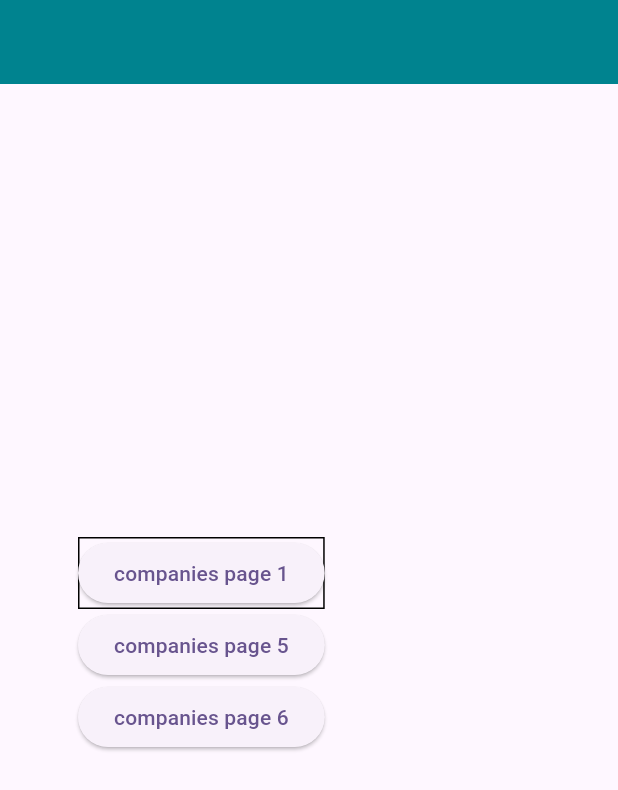
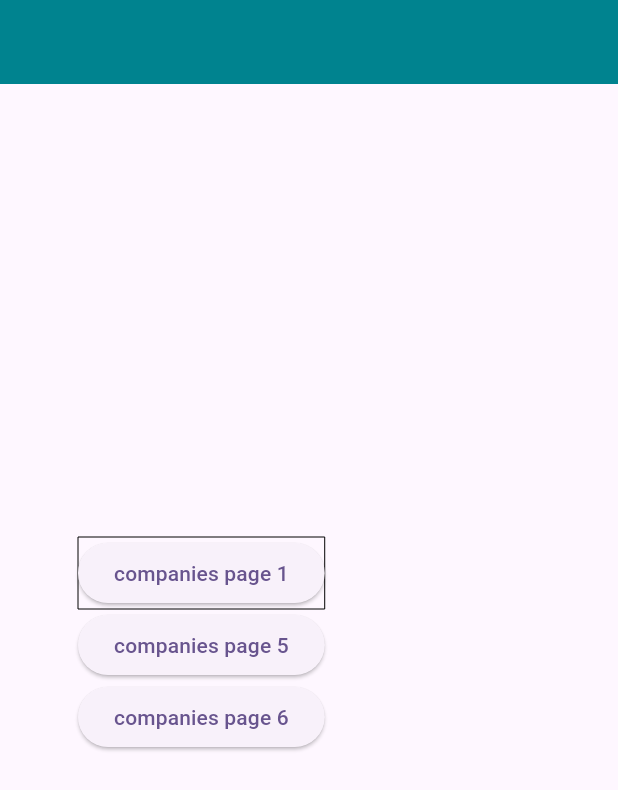
Before and after one commit to Xenon506/Bussiness_Detail_page_jinn, a Flutter app: the screen it shows after launch, on a phone screen of 412 x 824 dp. Shown: the top 790 px of the screen. Run offline on Flutter 3.47's test engine with Material 3 defaults, Android fonts, the phone set to English and light mode, and no system bars; our stand-ins replace cloud_firestore, firebase_core; accounts and stored records are empty.

Commit message:
yoo im alive baby

```diff
--- a/lib/bussinesspage1.dart
+++ b/lib/bussinesspage1.dart
@@ -32,7 +32,7 @@ class _Businesspage1State extends State<Businesspage1> {
         borderRadius: BorderRadius.circular(15),
         boxShadow: [
           BoxShadow(
-            color: Colors.black.withOpacity(0.05),
+            color: Colors.black.withValues(alpha: 0.05),
             blurRadius: 5,
             offset: const Offset(0, 2),
           ),
@@ -143,7 +143,7 @@ class _Businesspage1State extends State<Businesspage1> {
                           borderRadius: BorderRadius.circular(15),
                           boxShadow: [
                             BoxShadow(
-                              color: Colors.black.withOpacity(0.1),
+                              color: Colors.black.withValues(alpha: 0.1),
                               blurRadius: 10,
                               offset: const Offset(0, 5),
                             ),
--- a/lib/companiespage.dart
+++ b/lib/companiespage.dart
@@ -69,7 +69,7 @@ class _CompaniespageState extends State<Companiespage> {
             borderRadius: BorderRadius.circular(15),
             boxShadow: [
               BoxShadow(
-                color: company.color.withOpacity(0.2),
+                color: company.color.withValues(alpha: 0.2),
                 blurRadius: 10,
                 offset: const Offset(0, 5),
               ),
--- a/lib/companiespage6.dart
+++ b/lib/companiespage6.dart
@@ -59,6 +59,7 @@ class Companiespage6 extends StatelessWidget {
                             'yuvi Solutions',
                             style: TextStyle(
                               fontSize: 23,
+
                               fontWeight: FontWeight.bold,
                             ),
                           ),
--- a/lib/home.dart
+++ b/lib/home.dart
@@ -29,7 +29,7 @@ class Home extends StatelessWidget {
                   child:
                   Column(
                     children: [
-                      DecoratedBox(decoration:BoxDecoration(border: BoxBorder.all()),
+                      DecoratedBox(decoration:BoxDecoration(border: BoxBorder.all(width: 0,color: Colors.black)),
                         child:
 
                         ElevatedButton(onPressed: () {
```
Also changed, not shown: pubspec.lock.
